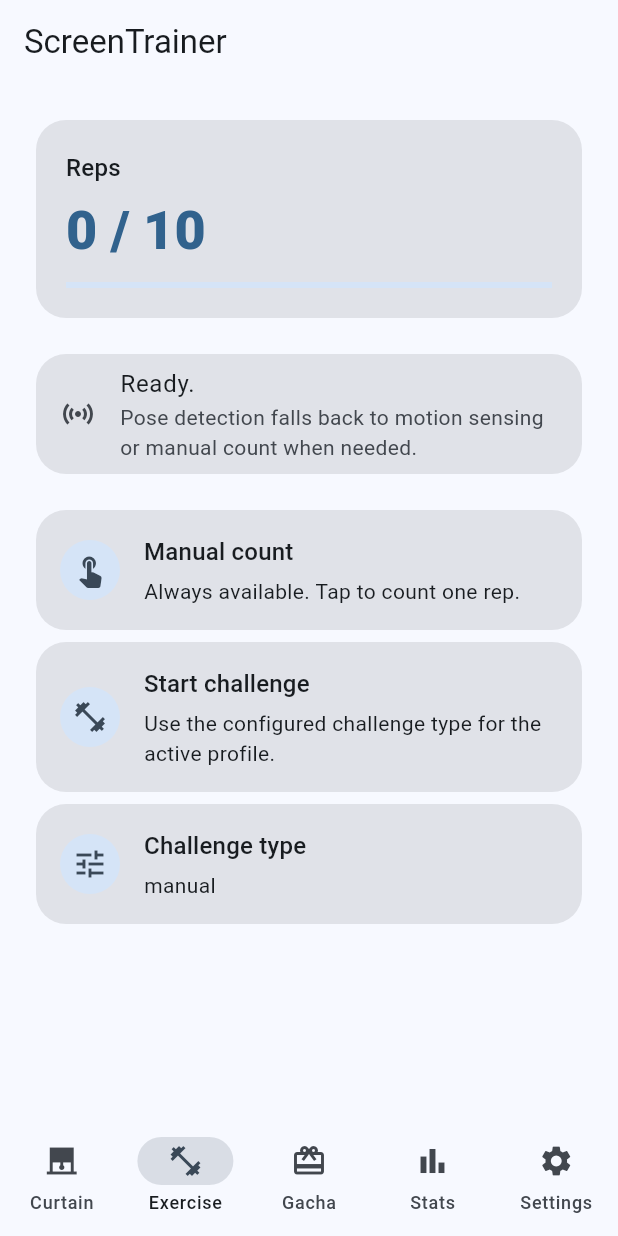
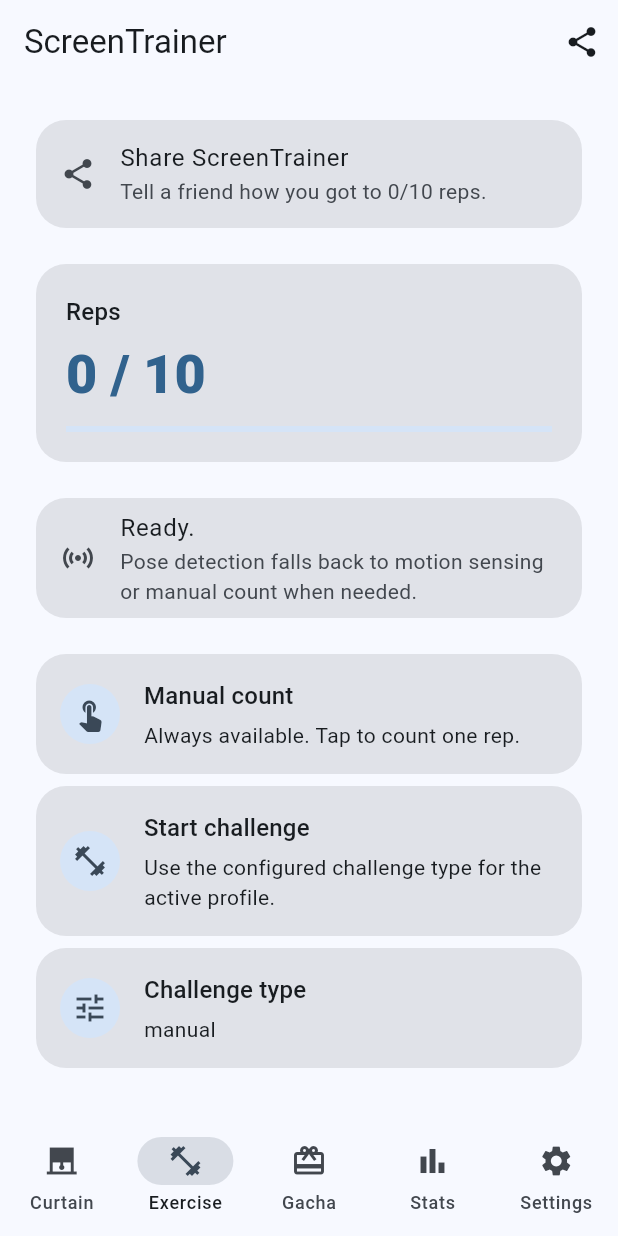
Before and after one commit to Lukas-Bohez/screen_trainer, a Flutter app: the screen it shows after launch, item 2 of the bottom bar chosen, on a phone screen of 412 x 824 dp. Run offline on Flutter 3.47's test engine with Material 3 defaults, Android fonts, the phone set to English and light mode, and no system bars; our stand-ins replace camera, fl_chart, flutter_local_notifications, in_app_review, permission_handler, sensors_plus and 2 more; missing offline and left inert: google_mlkit_pose_detection.

Commit message:
feat: add review and sharing prompts

```diff
--- a/lib/main.dart
+++ b/lib/main.dart
@@ -1,8 +1,10 @@
 import 'package:flutter/widgets.dart';
 
 import 'src/app.dart';
+import 'src/services/review_service.dart';
 
-void main() {
+Future<void> main() async {
   WidgetsFlutterBinding.ensureInitialized();
+  await ReviewService.trackLaunch();
   runApp(const ScreenTrainerApp());
 }
--- a/lib/src/screens/exercise_screen.dart
+++ b/lib/src/screens/exercise_screen.dart
@@ -1,6 +1,7 @@
 import 'package:camera/camera.dart';
 import 'package:flutter/material.dart';
 import 'package:provider/provider.dart';
+import 'package:share_plus/share_plus.dart';
 
 import '../state/screen_trainer_controller.dart';
 import '../widgets/exercise_card.dart';
@@ -17,6 +18,23 @@
         return ListView(
           padding: const EdgeInsets.all(20),
           children: [
+            Card(
+              child: ListTile(
+                leading: const Icon(Icons.share),
+                title: const Text('Share ScreenTrainer'),
+                subtitle: Text(
+                  'Tell a friend how you got to ${controller.completedReps}/${controller.targetReps} reps.',
+                ),
+                onTap: () {
+                  Share.share(
+                    'I just used ScreenTrainer to earn screen time and hit ${controller.completedReps}/${controller.targetReps} reps.\n'
+                    'Try it: https://github.com/Lukas-Bohez/screen_trainer',
+                    subject: 'ScreenTrainer',
+                  );
+                },
+              ),
+            ),
+            const SizedBox(height: 16),
             RepCounterWidget(
               completed: controller.completedReps,
               target: controller.targetReps,
--- a/lib/src/screens/home_screen.dart
+++ b/lib/src/screens/home_screen.dart
@@ -1,5 +1,6 @@
 import 'package:flutter/material.dart';
 import 'package:provider/provider.dart';
+import 'package:share_plus/share_plus.dart';
 
 import '../services/gacha_service.dart';
 import '../state/screen_trainer_controller.dart';
@@ -42,9 +43,20 @@
           builder: (context, constraints) {
             final narrow = constraints.maxWidth < 760;
             final selectedIndex = controller.currentTab.clamp(0, pages.length - 1);
+            final shareMessage =
+                'I am using ScreenTrainer to earn my screen time. Try it here: https://github.com/Lukas-Bohez/screen_trainer';
             if (narrow) {
               return Scaffold(
-                appBar: AppBar(title: const Text('ScreenTrainer')),
+                appBar: AppBar(
+                  title: const Text('ScreenTrainer'),
+                  actions: [
+                    IconButton(
+                      icon: const Icon(Icons.share),
+                      tooltip: 'Share',
+                      onPressed: () => Share.share(shareMessage, subject: 'ScreenTrainer'),
+                    ),
+                  ],
+                ),
                 body: IndexedStack(index: selectedIndex, children: pages),
                 bottomNavigationBar: NavigationBar(
                   selectedIndex: selectedIndex,
@@ -81,6 +93,11 @@
                               ],
                             ),
                           ),
+                          trailing: IconButton(
+                            icon: const Icon(Icons.share),
+                            tooltip: 'Share ScreenTrainer',
+                            onPressed: () => Share.share(shareMessage, subject: 'ScreenTrainer'),
+                          ),
                           destinations: destinations,
                         );
                       },
--- a/lib/src/screens/settings_screen.dart
+++ b/lib/src/screens/settings_screen.dart
@@ -1,8 +1,10 @@
 import 'package:flutter/material.dart';
 import 'package:provider/provider.dart';
+import 'package:share_plus/share_plus.dart';
 
 import '../models/challenge_config.dart';
 import '../models/schedule_window.dart';
+import '../services/review_service.dart';
 import '../state/screen_trainer_controller.dart';
 
 class SettingsScreen extends StatelessWidget {
@@ -141,13 +143,33 @@
             ),
             const SizedBox(height: 16),
             Card(
-              child: ListTile(
+              child: Column(
+                children: [
+                  ListTile(
                     title: const Text('Challenge configuration'),
                     subtitle: Text('Default target: ${ChallengeConfig.defaults.targetReps} reps'),
                     trailing: IconButton(
                       onPressed: () {},
                       icon: const Icon(Icons.edit),
                     ),
+                  ),
+                  const Divider(height: 1),
+                  ListTile(
+                    leading: const Icon(Icons.star_rounded, color: Colors.amber),
+                    title: const Text('Rate ScreenTrainer'),
+                    subtitle: const Text('Enjoying the app? Leave a review.'),
+                    onTap: () => ReviewService.openStoreListing(),
+                  ),
+                  ListTile(
+                    leading: const Icon(Icons.ios_share),
+                    title: const Text('Share ScreenTrainer'),
+                    subtitle: const Text('Send the app to a friend.'),
+                    onTap: () => Share.share(
+                      'ScreenTrainer turns screen time into earned time. Try it: https://github.com/Lukas-Bohez/screen_trainer',
+                      subject: 'ScreenTrainer',
+                    ),
+                  ),
+                ],
               ),
             ),
           ],
--- /dev/null
+++ b/lib/src/services/review_service.dart
@@ -0,0 +1,46 @@
+import 'package:in_app_review/in_app_review.dart';
+import 'package:shared_preferences/shared_preferences.dart';
+
+class ReviewService {
+  static const _launchCountKey = 'launch_count';
+  static const _lastReviewKey = 'last_review_prompt';
+  static const _reviewDoneKey = 'review_done';
+
+  static final _inAppReview = InAppReview.instance;
+
+  /// Call this on every app launch from main().
+  static Future<void> trackLaunch() async {
+    final prefs = await SharedPreferences.getInstance();
+    final count = (prefs.getInt(_launchCountKey) ?? 0) + 1;
+    await prefs.setInt(_launchCountKey, count);
+  }
+
+  /// Call this after a positive user action.
+  static Future<void> maybePromptReview() async {
+    final prefs = await SharedPreferences.getInstance();
+
+    if (prefs.getBool(_reviewDoneKey) ?? false) return;
+
+    final launchCount = prefs.getInt(_launchCountKey) ?? 0;
+    final lastPrompt = prefs.getInt(_lastReviewKey) ?? 0;
+    final now = DateTime.now().millisecondsSinceEpoch;
+    final daysSinceLastPrompt = (now - lastPrompt) / (1000 * 60 * 60 * 24);
+
+    if (launchCount < 5) return;
+    if (lastPrompt > 0 && daysSinceLastPrompt < 14) return;
+
+    final isAvailable = await _inAppReview.isAvailable();
+    if (!isAvailable) return;
+
+    await prefs.setInt(_lastReviewKey, now);
+    await prefs.setBool(_reviewDoneKey, true);
+    await _inAppReview.requestReview();
+  }
+
+  /// Fallback: open store listing directly.
+  static Future<void> openStoreListing() async {
+    await _inAppReview.openStoreListing(
+      appStoreId: 'com.screentrainer.screen_trainer',
+    );
+  }
+}
--- a/lib/src/state/screen_trainer_controller.dart
+++ b/lib/src/state/screen_trainer_controller.dart
@@ -14,6 +14,7 @@
 import '../services/log_service.dart';
 import '../services/overlay_service.dart';
 import '../services/notification_service.dart';
+import '../services/review_service.dart';
 import '../services/settings_repository.dart';
 import '../state/curtain_state.dart';
 import '../theme/app_theme.dart' show ThemeService;
@@ -192,6 +193,7 @@
       'ScreenTrainer',
       'Challenge complete. Open the screen to collect your reward.',
     );
+    await ReviewService.maybePromptReview();
     if (await overlayService.isScreenOn()) {
       await openScreen();
     }
@@ -230,6 +232,7 @@
     }
     _statusMessage = 'Pulled ${item.name}.';
     notifyListeners();
+    await ReviewService.maybePromptReview();
   }
 
   Future<void> pullTen(GachaTrack track) async {
@@ -241,6 +244,7 @@
     }
     _statusMessage = 'Pulled ${items.length} items.';
     notifyListeners();
+    await ReviewService.maybePromptReview();
   }
 
   void _handleRep(int count) {
--- a/pubspec.yaml
+++ b/pubspec.yaml
@@ -19,6 +19,8 @@
   flutter_adaptive_scaffold: ^0.2.0
   google_mlkit_pose_detection: ^0.14.1
   google_mlkit_commons: ^0.11.1
+  in_app_review: ^2.0.9
+  share_plus: ^10.0.0
   web_socket_channel: ^3.0.0
   qr_flutter: ^4.1.0
   mobile_scanner: ^5.2.0
```
Also changed, not shown: pubspec.lock, 6 other files. Lines whose indentation alone changed are shown as unchanged.
